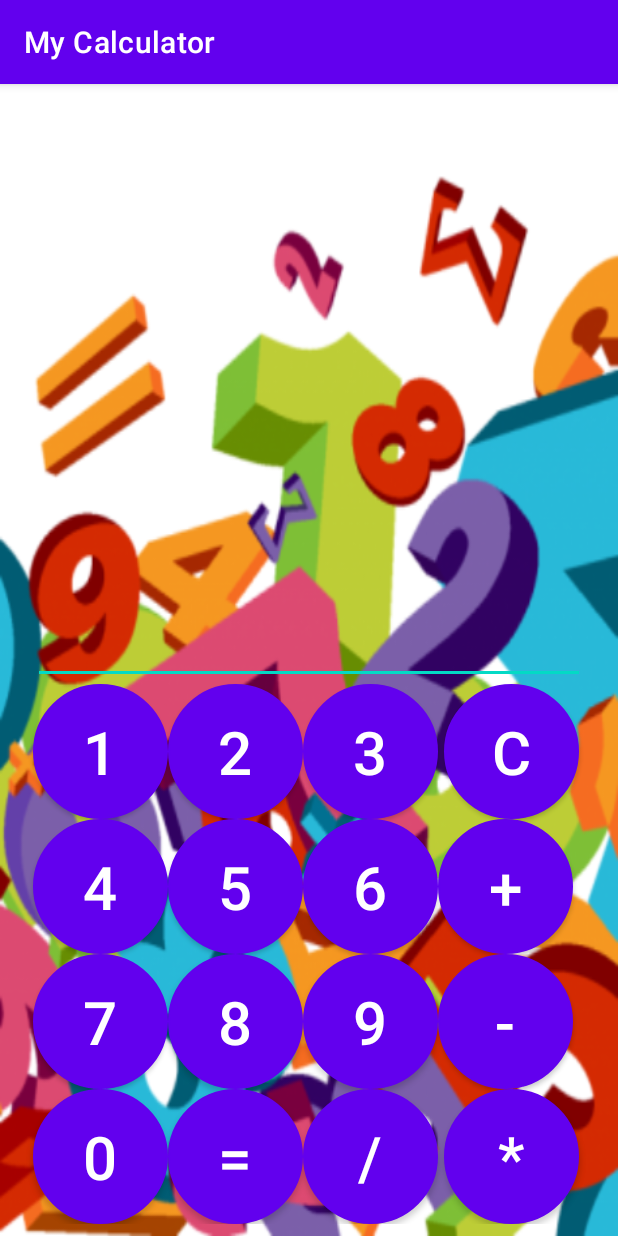
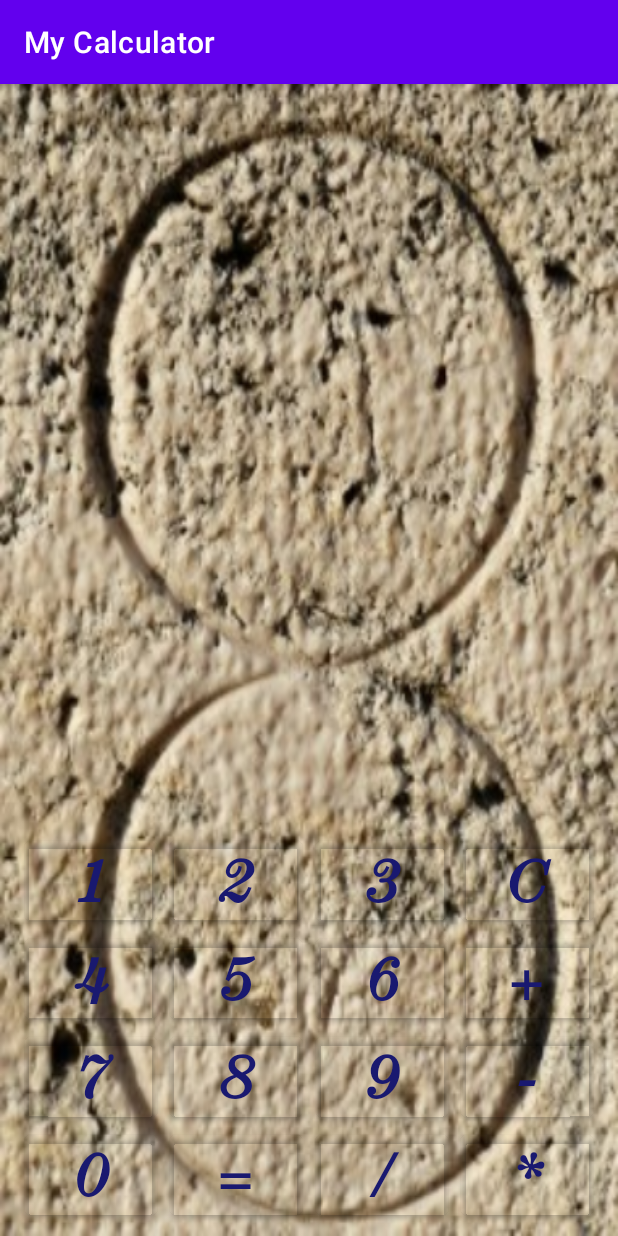
Before and after one commit to YuraYakovlev/MyCalculator, an Android app: the screen it shows after launch (MainActivity), on a phone screen of 412 x 824 dp. Run offline under Robolectric (Android 15) with nearby library versions, the phone set to English and light mode, and no system bars.

Commit message:
refinement of the logic and changing the layout

```diff
--- a/app/src/main/java/com/example/mycalculator/CalculateLogic.java
+++ b/app/src/main/java/com/example/mycalculator/CalculateLogic.java
@@ -4,8 +4,8 @@ public class CalculateLogic {
 
     StringBuilder stringBuilder = new StringBuilder();
 
-    private int firstArg;
-    private int secondArg;
+    private double firstArg;
+    private double secondArg;
     private char symbolOperation;
     private State state;
 
@@ -27,6 +27,7 @@ public class CalculateLogic {
                 stringBuilder.setLength(0);
                 state = State.FIRST_NUMBER;
             }
+
             if (state == State.OPERATION) {
                 stringBuilder.setLength(0);
                 state = State.SECOND_NUMBER;
@@ -66,15 +67,15 @@ public class CalculateLogic {
                     return;
             }
             if (state == State.FIRST_NUMBER) {
-                firstArg = Integer.parseInt(stringBuilder.toString());
+                firstArg = Double.parseDouble(stringBuilder.toString());
             } else if (state == State.SECOND_NUMBER) {
-                secondArg = Integer.parseInt(stringBuilder.toString());
+                secondArg = Double.parseDouble(stringBuilder.toString());
             }
         }
     }
 
     public void operationClick(int buttonId) {
-        if (state == State.FIRST_NUMBER) {
+        if (state == State.FIRST_NUMBER || state == State.EQUALS) {
             state = State.OPERATION;
             switch (buttonId) {
                 case R.id.btn_plus:
@@ -94,13 +95,13 @@ public class CalculateLogic {
         if(state == State.SECOND_NUMBER) {
             switch (buttonId) {
                 case R.id.btn_equals:
-                    equals(firstArg, secondArg, symbolOperation);
+                    equals(firstArg, secondArg);
                     break;
             }
         }
     }
 
-    public void equals(int agrOne, int argTwo, char symbolOperation) {
+    public void equals(double agrOne, double argTwo) {
         if (firstArg != 0 && symbolOperation != ' ') {
             state = State.EQUALS;
             stringBuilder.setLength(0);
@@ -114,6 +115,7 @@ public class CalculateLogic {
                 firstArg = agrOne / argTwo;
             }
         }
+        symbolOperation = ' ';
     }
 
     public void discharge() {
--- a/app/src/main/res/drawable/oval_button.xml
+++ /dev/null
@@ -1,9 +0,0 @@
-<?xml version="1.0" encoding="utf-8"?>
-<shape xmlns:android="http://schemas.android.com/apk/res/android"
-    android:shape="rectangle">
-    <solid android:color="#eeffffff" />
-    <corners android:bottomRightRadius="100dp"
-        android:bottomLeftRadius="100dp"
-        android:topRightRadius="100dp"
-        android:topLeftRadius="100dp"/>
-</shape>
--- a/app/src/main/res/drawable/roundbutton.xml
+++ /dev/null
@@ -1,10 +0,0 @@
-<?xml version="1.0" encoding="utf-8"?>
-<selector xmlns:android="http://schemas.android.com/apk/res/android">
-    <item>
-        <shape android:shape="oval">
-            <stroke android:width="1dp" android:color="#ffffff" />
-            <solid android:color="#ffffff" />
-            <size android:width="90dp" android:height="90dp" />
-        </shape>
-    </item>
-</selector>
--- a/app/src/main/res/layout/activity_main.xml
+++ b/app/src/main/res/layout/activity_main.xml
@@ -4,17 +4,18 @@
     xmlns:tools="http://schemas.android.com/tools"
     android:layout_width="match_parent"
     android:layout_height="match_parent"
-    android:background="@drawable/numbers"
+    android:background="@drawable/picture"
     android:padding="8dp"
     tools:context=".MainActivity">
 
 
 
-    <EditText
+    <TextView
         android:id="@+id/input_and_result"
-        android:layout_width="368dp"
+        android:layout_width="match_parent"
         android:layout_height="wrap_content"
         android:gravity="end"
+        android:textColor="#4B0082"
         android:textSize="@dimen/et_text_size"
         app:layout_constraintBottom_toTopOf="@id/btn_discharge"
         app:layout_constraintEnd_toEndOf="parent"
@@ -25,38 +26,41 @@
         android:id="@+id/btn_one"
         android:layout_width="wrap_content"
         android:layout_height="wrap_content"
-        android:background="@drawable/roundbutton"
         android:text="@string/one"
         android:textSize="@dimen/btn_text_size"
+        style="@style/btn_style"
         app:layout_constraintStart_toStartOf="@id/input_and_result"
+        app:layout_constraintEnd_toStartOf="@id/btn_two"
         app:layout_constraintTop_toBottomOf="@id/input_and_result" />
 
     <Button
         android:id="@+id/btn_two"
         android:layout_width="wrap_content"
         android:layout_height="wrap_content"
-        android:background="@drawable/roundbutton"
         android:text="@string/two"
+        style="@style/btn_style"
         android:textSize="@dimen/btn_text_size"
         app:layout_constraintStart_toEndOf="@id/btn_one"
+        app:layout_constraintEnd_toStartOf="@id/btn_three"
         app:layout_constraintTop_toBottomOf="@id/input_and_result" />
 
     <Button
         android:id="@+id/btn_three"
         android:layout_width="wrap_content"
         android:layout_height="wrap_content"
-        android:background="@drawable/roundbutton"
         android:text="@string/three"
+        style="@style/btn_style"
         android:textSize="@dimen/btn_text_size"
         app:layout_constraintStart_toEndOf="@id/btn_two"
+        app:layout_constraintEnd_toStartOf="@id/btn_discharge"
         app:layout_constraintTop_toBottomOf="@id/input_and_result" />
 
     <Button
         android:id="@+id/btn_discharge"
         android:layout_width="wrap_content"
         android:layout_height="wrap_content"
-        android:background="@drawable/roundbutton"
         android:text="@string/c"
+        style="@style/btn_style"
         android:textSize="@dimen/btn_text_size"
         app:layout_constraintEnd_toEndOf="@id/input_and_result"
         app:layout_constraintStart_toEndOf="@id/btn_three"
@@ -66,111 +70,122 @@
         android:id="@+id/btn_four"
         android:layout_width="wrap_content"
         android:layout_height="wrap_content"
-        android:background="@drawable/roundbutton"
         android:text="@string/four"
+        style="@style/btn_style"
         android:textSize="@dimen/btn_text_size"
         app:layout_constraintStart_toStartOf="@id/input_and_result"
+        app:layout_constraintEnd_toStartOf="@id/btn_five"
         app:layout_constraintTop_toBottomOf="@id/btn_one" />
 
     <Button
         android:id="@+id/btn_five"
         android:layout_width="wrap_content"
         android:layout_height="wrap_content"
-        android:background="@drawable/roundbutton"
         android:text="@string/five"
+        style="@style/btn_style"
         android:textSize="@dimen/btn_text_size"
         app:layout_constraintStart_toEndOf="@id/btn_four"
+        app:layout_constraintEnd_toStartOf="@id/btn_six"
         app:layout_constraintTop_toBottomOf="@id/btn_two" />
 
     <Button
         android:id="@+id/btn_six"
         android:layout_width="wrap_content"
         android:layout_height="wrap_content"
-        android:background="@drawable/roundbutton"
         android:text="@string/six"
+        style="@style/btn_style"
         android:textSize="@dimen/btn_text_size"
         app:layout_constraintStart_toEndOf="@id/btn_five"
+        app:layout_constraintEnd_toStartOf="@id/btn_plus"
         app:layout_constraintTop_toBottomOf="@id/btn_three" />
 
     <Button
         android:id="@+id/btn_plus"
         android:layout_width="wrap_content"
         android:layout_height="wrap_content"
-        android:background="@drawable/roundbutton"
         android:text="@string/plus"
+        style="@style/btn_style"
         android:textSize="@dimen/btn_text_size"
         app:layout_constraintStart_toEndOf="@id/btn_six"
+        app:layout_constraintEnd_toEndOf="@id/input_and_result"
         app:layout_constraintTop_toBottomOf="@id/btn_discharge" />
 
     <Button
         android:id="@+id/btn_seven"
         android:layout_width="wrap_content"
         android:layout_height="wrap_content"
-        android:background="@drawable/roundbutton"
         android:text="@string/seven"
+        style="@style/btn_style"
         android:textSize="@dimen/btn_text_size"
         app:layout_constraintStart_toStartOf="@id/input_and_result"
+        app:layout_constraintEnd_toStartOf="@id/btn_eight"
         app:layout_constraintTop_toBottomOf="@id/btn_four" />
 
     <Button
         android:id="@+id/btn_eight"
         android:layout_width="wrap_content"
         android:layout_height="wrap_content"
-        android:background="@drawable/roundbutton"
         android:text="@string/eight"
+        style="@style/btn_style"
         android:textSize="@dimen/btn_text_size"
         app:layout_constraintStart_toEndOf="@id/btn_seven"
+        app:layout_constraintEnd_toStartOf="@id/btn_nine"
         app:layout_constraintTop_toBottomOf="@id/btn_five" />
 
     <Button
         android:id="@+id/btn_nine"
         android:layout_width="wrap_content"
         android:layout_height="wrap_content"
-        android:background="@drawable/roundbutton"
         android:text="@string/nine"
+        style="@style/btn_style"
         android:textSize="@dimen/btn_text_size"
         app:layout_constraintStart_toEndOf="@id/btn_eight"
+        app:layout_constraintEnd_toStartOf="@id/btn_minus"
         app:layout_constraintTop_toBottomOf="@id/btn_six" />
 
     <Button
         android:id="@+id/btn_minus"
         android:layout_width="wrap_content"
         android:layout_height="wrap_content"
-        android:background="@drawable/roundbutton"
         android:text="@string/minus"
+        style="@style/btn_style"
         android:textSize="@dimen/btn_text_size"
         app:layout_constraintStart_toEndOf="@id/btn_nine"
+        app:layout_constraintEnd_toEndOf="@id/input_and_result"
         app:layout_constraintTop_toBottomOf="@id/btn_plus" />
 
     <Button
         android:id="@+id/btn_zero"
         android:layout_width="wrap_content"
         android:layout_height="wrap_content"
-        android:background="@drawable/roundbutton"
         android:text="@string/zero"
+        style="@style/btn_style"
         android:textSize="@dimen/btn_text_size"
         app:layout_constraintBottom_toBottomOf="parent"
         app:layout_constraintStart_toStartOf="@id/input_and_result"
+        app:layout_constraintEnd_toStartOf="@id/btn_equals"
         app:layout_constraintTop_toBottomOf="@id/btn_seven" />
 
     <Button
         android:id="@+id/btn_equals"
         android:layout_width="wrap_content"
         android:layout_height="wrap_content"
-        android:background="@drawable/roundbutton"
         android:text="@string/equals"
+        style="@style/btn_style"
         android:textSize="@dimen/btn_text_size"
         app:layout_constraintStart_toEndOf="@id/btn_zero"
+        app:layout_constraintEnd_toStartOf="@id/btn_division"
         app:layout_constraintTop_toBottomOf="@id/btn_eight" />
 
     <Button
         android:id="@+id/btn_division"
         android:layout_width="wrap_content"
         android:layout_height="wrap_content"
-        android:background="@drawable/roundbutton"
         android:text="@string/division"
+        style="@style/btn_style"
         android:textSize="@dimen/btn_text_size"
         app:layout_constraintStart_toEndOf="@id/btn_equals"
+        app:layout_constraintEnd_toStartOf="@id/btn_multiplication"
         app:layout_constraintTop_toBottomOf="@id/btn_nine" />
 
 
@@ -178,8 +193,8 @@
         android:id="@+id/btn_multiplication"
         android:layout_width="wrap_content"
         android:layout_height="wrap_content"
-        android:background="@drawable/roundbutton"
         android:text="@string/multiplication"
+        style="@style/btn_style"
         android:textSize="@dimen/btn_text_size"
         app:layout_constraintBottom_toBottomOf="parent"
         app:layout_constraintEnd_toEndOf="@id/input_and_result"
--- a/app/src/main/res/values/dimens.xml
+++ b/app/src/main/res/values/dimens.xml
@@ -1,5 +1,5 @@
 <?xml version="1.0" encoding="utf-8"?>
 <resources>
     <dimen name="btn_text_size">40sp</dimen>
-    <dimen name="et_text_size">50sp</dimen>
+    <dimen name="et_text_size">70sp</dimen>
 </resources>
--- a/app/src/main/res/values/styles.xml
+++ b/app/src/main/res/values/styles.xml
@@ -1,8 +1,10 @@
 <?xml version="1.0" encoding="utf-8"?>
 <resources>
     <style name="btn_style">
-        <item name="android:background">@drawable/roundbutton</item>
-        <item name="android:textColor">@color/black</item>
+        <item name="android:backgroundTint">@android:color/transparent</item>
+        <item name="android:textColor">	#191970</item>
         <item name="android:textSize">@dimen/btn_text_size</item>
+        <item name="fontFamily">@font/book_italic</item>
+        <item name="android:textStyle">bold</item>
     </style>
 </resources>
```
Also changed, not shown: app/src/main/res/drawable/numbers.png (deleted), app/src/main/res/drawable/picture.png (added), app/src/main/res/font/book_italic.ttf (added).
